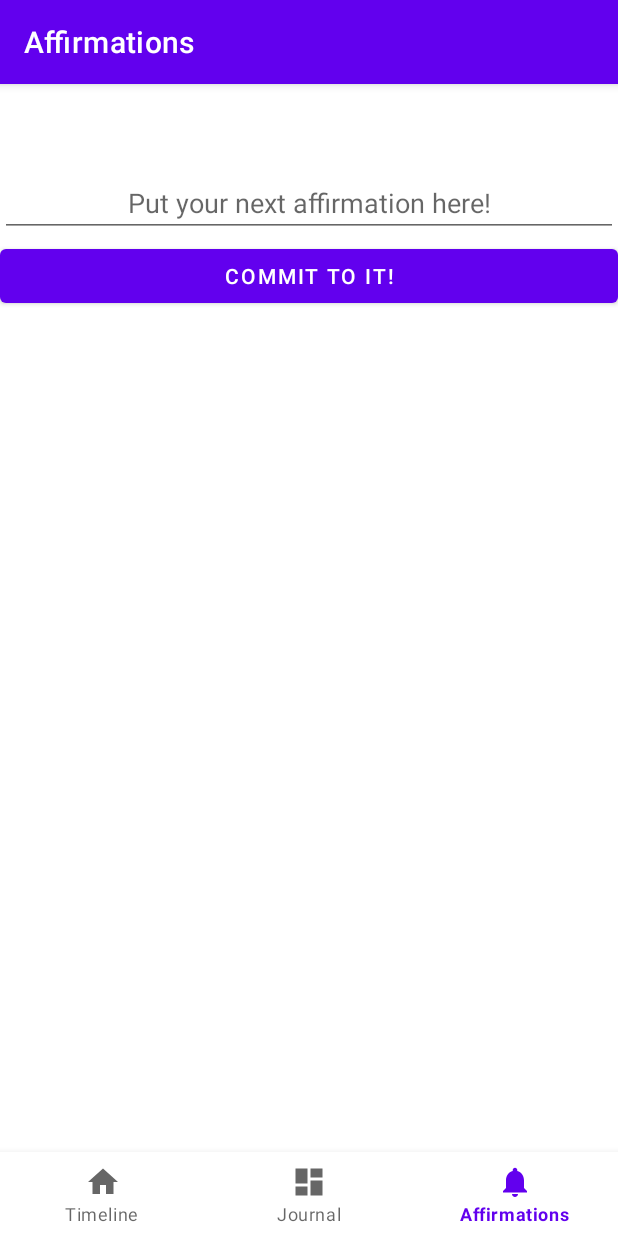
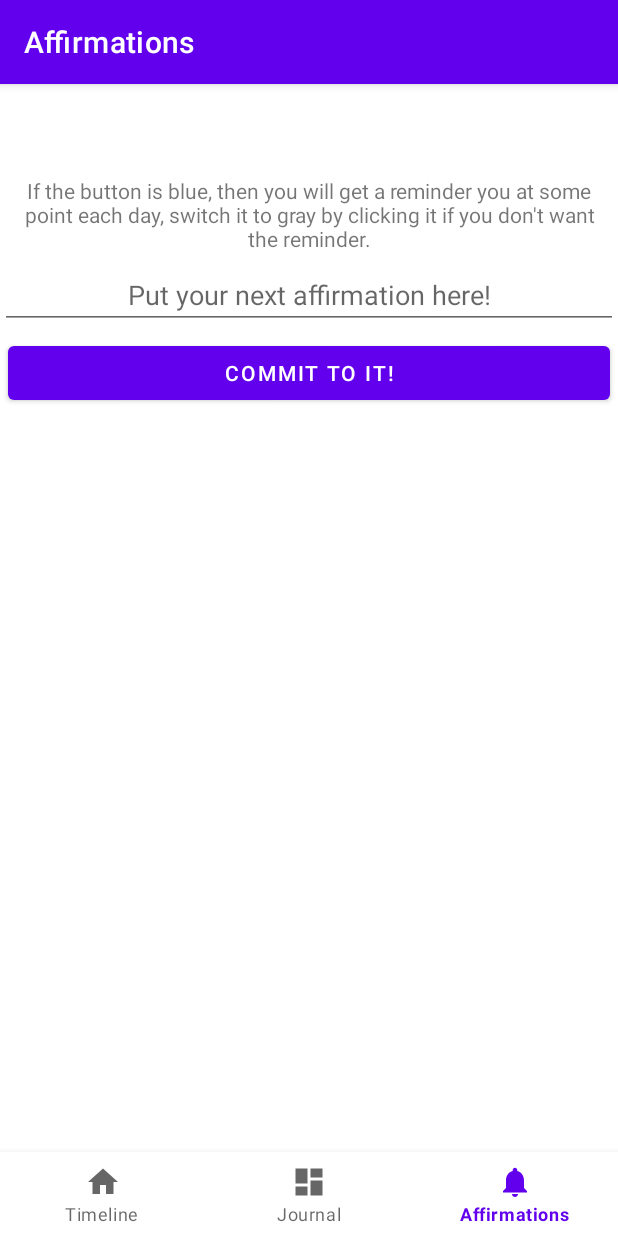
Before and after one commit to blackabyss25/CST-451, an Android app: the AffirmationsFragment screen opened through its navigation route, on a phone screen of 412 x 824 dp. Run offline under Robolectric (Android 15) with nearby library versions, the phone set to English and light mode, and no system bars; our stand-ins replace navigation-ui.

Commit message:
More Tweaks and Bugfixes
Refined and updated some XML and fixed several bugs.  Still want to add notification pushes, but that seems more difficult than initially expected.

```diff
--- a/Lighthouse/app/src/main/java/com/example/lighthouse/ui/journal/JournalFragment.java
+++ b/Lighthouse/app/src/main/java/com/example/lighthouse/ui/journal/JournalFragment.java
@@ -7,6 +7,7 @@ import android.view.View;
 import android.view.ViewGroup;
 import android.widget.Button;
 import android.widget.EditText;
+import android.widget.ScrollView;
 import android.widget.Toast;
 
 import androidx.annotation.NonNull;
@@ -30,6 +31,7 @@ public class JournalFragment extends Fragment {
         JournalViewModel journalViewModel = new ViewModelProvider(this).get(JournalViewModel.class);
         binding = FragmentJournalBinding.inflate(inflater, container, false);
         View root = binding.getRoot();
+        ScrollView scrollView = binding.journalScrollView;
 
         EditText currentEmotion = binding.currentEmotionInput;
         EditText resultantActions = binding.resultantActionsInput;
@@ -102,6 +104,7 @@ public class JournalFragment extends Fragment {
                 }
             }
         });
+        scrollView.smoothScrollTo(0,0);
         return root;
     }
 
--- a/Lighthouse/app/src/main/res/layout/fragment_affirmations.xml
+++ b/Lighthouse/app/src/main/res/layout/fragment_affirmations.xml
@@ -6,31 +6,51 @@
     android:layout_height="match_parent">
 
 
+    <LinearLayout
+        android:id="@+id/mainAffirmationsLayout"
+        android:layout_width="match_parent"
+        android:layout_height="match_parent"
+        android:orientation="vertical"
+        app:layout_constraintBottom_toBottomOf="parent"
+        app:layout_constraintEnd_toEndOf="parent"
+        app:layout_constraintStart_toStartOf="parent"
+        app:layout_constraintTop_toTopOf="parent">
+
+        <TextView
+            android:id="@+id/legend"
+            android:layout_width="match_parent"
+            android:layout_height="wrap_content"
+            android:layout_margin="5dp"
+            android:text="@string/if_the_button_is_blue_then_you_the_lighthouse_will_remind_you_at_some_point_each_day_switch_it_to_gray_by_clicking_it_if_you_don_t_want_the_reminder"
+            android:textAlignment="center"
+            app:layout_constraintBottom_toTopOf="@+id/addAffirmation"
+            app:layout_constraintEnd_toEndOf="parent"
+            app:layout_constraintStart_toStartOf="parent" />
+
         <EditText
             android:id="@+id/addAffirmation"
             android:layout_width="match_parent"
             android:layout_height="wrap_content"
             android:ems="10"
-        android:hint="Put your next affirmation here!"
+            android:hint="@string/put_your_next_affirmation_here"
             android:inputType="textPersonName"
             android:textAlignment="center"
-        app:layout_constraintBottom_toTopOf="@+id/commitButton"
+            app:layout_constraintBottom_toTopOf="@id/commitButton"
             app:layout_constraintEnd_toEndOf="parent"
-        app:layout_constraintHorizontal_bias="0.0"
             app:layout_constraintStart_toStartOf="parent"
-        app:layout_constraintTop_toTopOf="parent"
-        app:layout_constraintVertical_bias="0.146" />
+            app:layout_constraintTop_toTopOf="parent" />
 
         <Button
             android:id="@+id/commitButton"
             android:layout_width="match_parent"
             android:layout_height="wrap_content"
-        android:layout_marginTop="48dp"
-        android:text="Commit to it!"
+            android:layout_margin="5dp"
+            android:text="@string/commit_to_it"
+            android:textAlignment="center"
+            app:layout_constraintBottom_toTopOf="@id/affirmationsScrollView"
             app:layout_constraintEnd_toEndOf="parent"
             app:layout_constraintStart_toStartOf="parent"
-        app:layout_constraintTop_toTopOf="parent" />
-
+            app:layout_constraintTop_toBottomOf="@id/addAffirmation" />
 
         <TextView
             android:id="@+id/noAffirmationsYetText"
@@ -40,21 +60,28 @@
             app:layout_constraintEnd_toEndOf="@+id/affirmationsScrollView"
             app:layout_constraintStart_toStartOf="@+id/affirmationsScrollView"
             app:layout_constraintTop_toTopOf="@+id/addAffirmation"
-        tools:ignore="MissingConstraints"></TextView>
+            tools:ignore="MissingConstraints" />
 
 
         <ScrollView
             android:id="@+id/affirmationsScrollView"
             android:layout_width="match_parent"
-        android:layout_height="match_parent"
-        android:layout_marginTop="100dp"
-        app:layout_constraintTop_toTopOf="parent"
-        tools:layout_editor_absoluteX="0dp">
+            android:layout_height="wrap_content"
+            android:layout_margin="5dp"
+            app:layout_constraintBottom_toBottomOf="parent"
+            app:layout_constraintEnd_toEndOf="parent"
+            app:layout_constraintStart_toStartOf="parent"
+            app:layout_constraintTop_toBottomOf="@+id/commitButton">
+
             <LinearLayout
                 android:id="@+id/affirmationsLinearLayout"
                 android:layout_width="match_parent"
                 android:layout_height="wrap_content"
-            android:orientation="vertical">
+                android:layout_margin="5dp"
+                android:orientation="vertical" />
+        </ScrollView>
+
+
+
     </LinearLayout>
-    </ScrollView>
 </androidx.constraintlayout.widget.ConstraintLayout>
--- a/Lighthouse/app/src/main/res/layout/fragment_journal.xml
+++ b/Lighthouse/app/src/main/res/layout/fragment_journal.xml
@@ -8,6 +8,7 @@
 
 
     <ScrollView
+        android:id="@+id/journalScrollView"
         android:layout_width="match_parent"
         android:layout_height="match_parent"
         app:layout_constraintBottom_toBottomOf="parent"
@@ -180,8 +181,8 @@
                 android:id="@+id/journalSubmit"
                 android:layout_width="match_parent"
                 android:layout_height="wrap_content"
-                android:layout_marginTop="28dp"
-                android:text="Finish"
+                android:layout_margin="5dp"
+                android:text="@string/finish"
                 android:textAlignment="center"
                 app:layout_constraintBottom_toBottomOf="parent"
                 app:layout_constraintEnd_toEndOf="parent"
--- a/Lighthouse/app/src/main/res/values/strings.xml
+++ b/Lighthouse/app/src/main/res/values/strings.xml
@@ -48,6 +48,10 @@
     <string name="this_is_the_boundary_you_set">This is the boundary you set:</string>
     <string name="did_you_think_you_could_tolerate_it">Did you think you could tolerate it:</string>
     <string name="did_you_do_anything_in_response">Did you do anything in response?</string>
+    <string name="if_the_button_is_blue_then_you_the_lighthouse_will_remind_you_at_some_point_each_day_switch_it_to_gray_by_clicking_it_if_you_don_t_want_the_reminder">If the button is blue, then you will get a reminder you at some point each day, switch it to gray by clicking it if you don\'t want the reminder.</string>
+    <string name="commit_to_it">Commit to it!</string>
+    <string name="put_your_next_affirmation_here">Put your next affirmation here!</string>
+    <string name="finish">Finish</string>
 
 
 </resources>
```
Also changed, not shown: Lighthouse/app/src/main/java/com/example/lighthouse/MainActivity.java (+4 -4 lines), Lighthouse/app/src/main/java/com/example/lighthouse/model/Affirmation.java (+10 -0 lines), Lighthouse/app/src/main/java/com/example/lighthouse/ui/affirmations/AffirmationsFragment.java (+89 -18 lines). Lines whose indentation alone changed are shown as unchanged.
